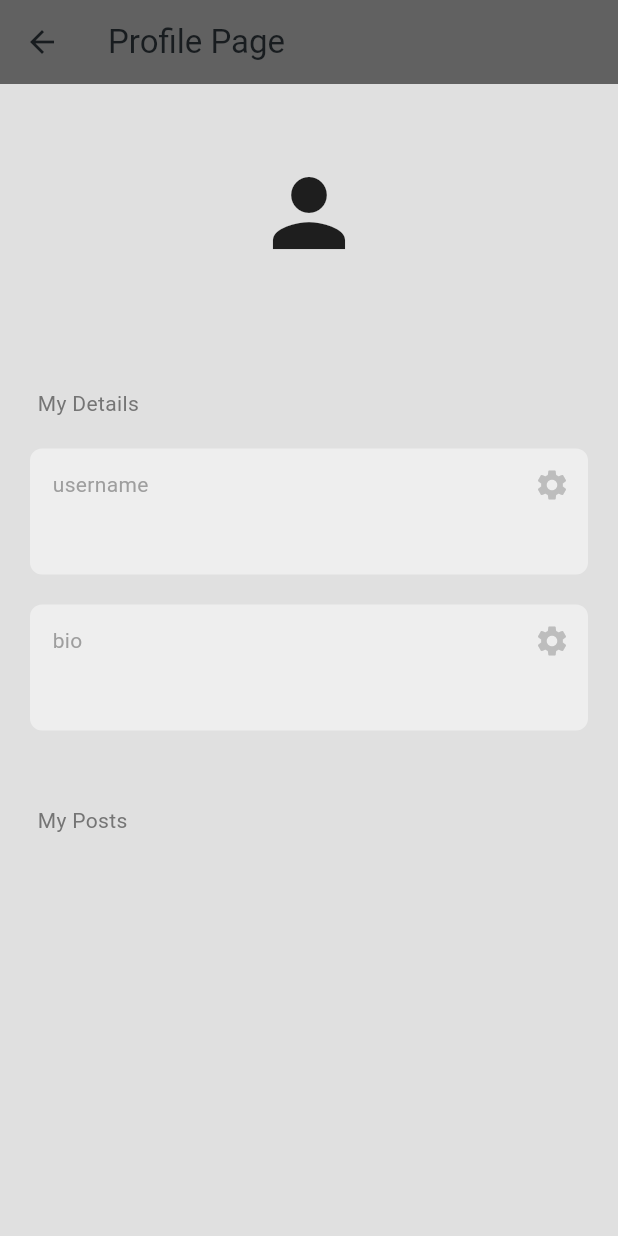
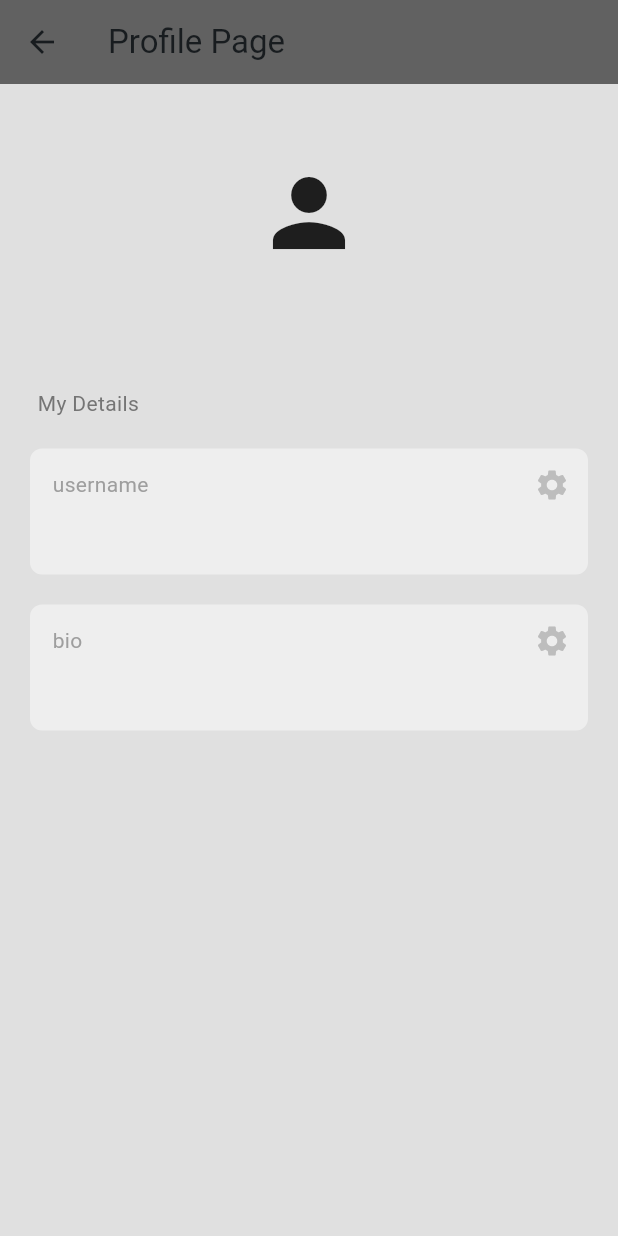
Before and after one commit to DotDae13/izhar, a Flutter app: the ProfilePage screen opened directly, on a phone screen of 412 x 824 dp. Run offline on Flutter 3.47's test engine with Material 3 defaults, Android fonts, the phone set to English and light mode, and no system bars; our stand-ins replace cloud_firestore, dash_chat_2, firebase_auth, firebase_core; accounts and stored records are empty.

Commit message:
//Optimized Profile UI

```diff
--- a/lib/pages/profile_page.dart
+++ b/lib/pages/profile_page.dart
@@ -132,13 +132,13 @@ class _ProfilePageState extends State<ProfilePage> {
 
                 const SizedBox(height: 50),
 
-                Padding(
+                /**Padding(
                   padding: const EdgeInsets.only(left: 25.0),
                   child: Text(
                     'My Posts',
                     style: TextStyle(color: Colors.grey[600]),
                   ),
-                ),
+                ),**/
               ],
             );
         } else if (snapshot.hasError) {
```
